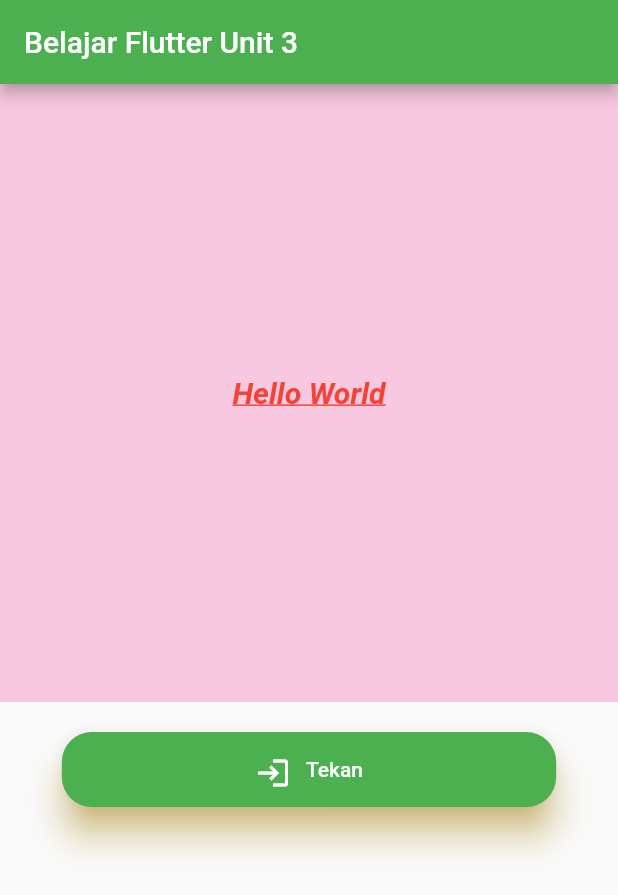
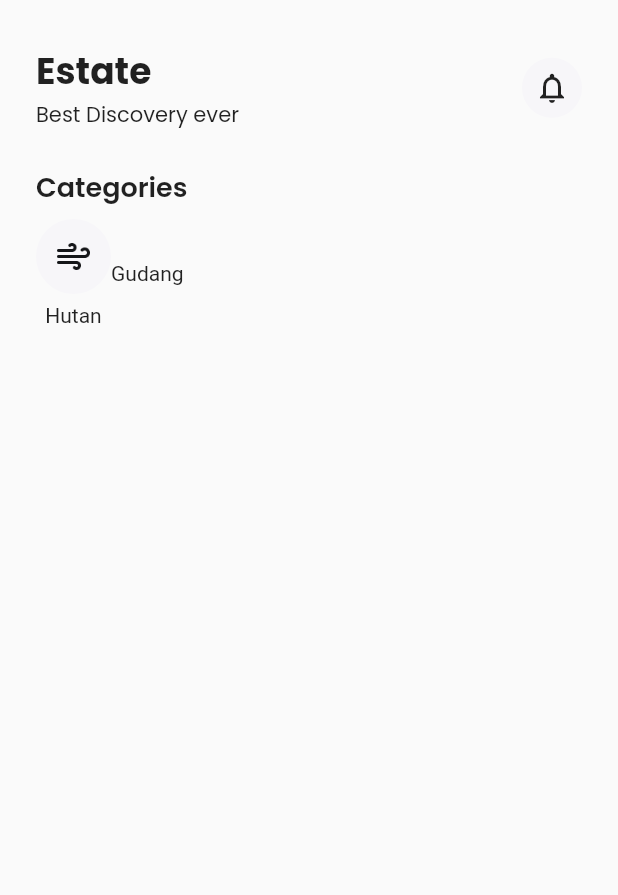
Before and after one commit to simax1721/belajar_flutter_unit3-1, a Flutter app: the screen it shows after launch, on a phone screen of 412 x 824 dp. Shown: the top 895 px of the screen. Run offline on Flutter 3.47's test engine with Material 2 defaults, Android fonts, the phone set to English and light mode, and no system bars; our stand-ins replace google_fonts.

Commit message:
bikin explore page

```diff
--- /dev/null
+++ b/lib/explore_page.dart
@@ -0,0 +1,103 @@
+import 'package:flutter/material.dart';
+import 'package:google_fonts/google_fonts.dart';
+
+class ExplorePage extends StatelessWidget {
+  const ExplorePage({super.key});
+
+  @override
+  Widget build(BuildContext context) {
+    return Scaffold(
+      body: SafeArea(
+        child: Padding(
+          padding: const EdgeInsets.symmetric(
+            horizontal: 24,
+            vertical: 30,
+          ),
+          child: Column(
+            children: [
+              // Header
+              Row(
+                mainAxisAlignment: MainAxisAlignment.spaceBetween,
+                children: [
+                  // Text
+                  Column(
+                    crossAxisAlignment: CrossAxisAlignment.start,
+                    children: [
+                      Text(
+                        "Estate",
+                        style: GoogleFonts.poppins(
+                          fontSize: 24,
+                          fontWeight: FontWeight.bold,
+                        ),
+                      ),
+                      Text(
+                        "Best Discovery ever",
+                        style: GoogleFonts.poppins(
+                          fontSize: 14,
+                          fontWeight: FontWeight.normal,
+                        ),
+                      ),
+                    ],
+                  ),
+                  // Icon
+                  Container(
+                    width: 40,
+                    height: 40,
+                    decoration: BoxDecoration(
+                      borderRadius: BorderRadius.circular(40),
+                      color: const Color(0xffF7F6F9),
+                    ),
+                    child: const Icon(Icons.notifications_outlined),
+                  ),
+                ],
+              ),
+
+              const SizedBox(height: 24),
+
+              // Categories
+              Column(
+                crossAxisAlignment: CrossAxisAlignment.start,
+                children: [
+                  Text(
+                    "Categories",
+                    style: GoogleFonts.poppins(
+                      fontSize: 18,
+                      fontWeight: FontWeight.w600,
+                    ),
+                  ),
+                  const SizedBox(height: 8),
+                  Row(
+                    children: [
+                      // Category 1
+                      Column(
+                        children: [
+                          // Icon
+                          Container(
+                            padding: const EdgeInsets.all(13),
+                            decoration: BoxDecoration(
+                              borderRadius: BorderRadius.circular(40),
+                              color: const Color(0xffF7F6F9),
+                            ),
+                            child: Image.asset(
+                              "assets/images/fi_wind.png",
+                              height: 24,
+                              width: 24,
+                            ),
+                          ),
+                          const SizedBox(height: 6),
+                          Text("Hutan"),
+                        ],
+                      ),
+                      // Category 2, dst..
+                      Text("Gudang"),
+                    ],
+                  ),
+                ],
+              ),
+            ],
+          ),
+        ),
+      ),
+    );
+  }
+}
--- a/lib/main.dart
+++ b/lib/main.dart
@@ -1,6 +1,5 @@
+import 'package:belajar_flutter_unit3/explore_page.dart';
 import 'package:flutter/material.dart';
-
-import 'my_home_page.dart';
 
 void main() {
   runApp(const MyApp());
@@ -13,7 +12,7 @@ class MyApp extends StatelessWidget {
   Widget build(BuildContext context) {
     return const MaterialApp(
       title: "Belajar Flutter Unit 3",
-      home: MyHomePage(),
+      home: ExplorePage(),
     );
   }
 }
```
Also changed, not shown: pubspec.yaml (+7 -15 lines), assets/images/fi_briefcase.png (added), assets/images/fi_cloud-drizzle.png (added), assets/images/fi_shopping-bag.png (added), assets/images/fi_truck.png (added), assets/images/fi_wind.png (added), assets/images/image_10.png (added), assets/images/image_6.png (added), assets/images/image_7.png (added), assets/images/image_71.png (added), assets/images/image_73.png (added), assets/images/image_75.png (added), assets/images/image_8.png (added), assets/images/image_9.png (added), 1 more files, 8 other files.
